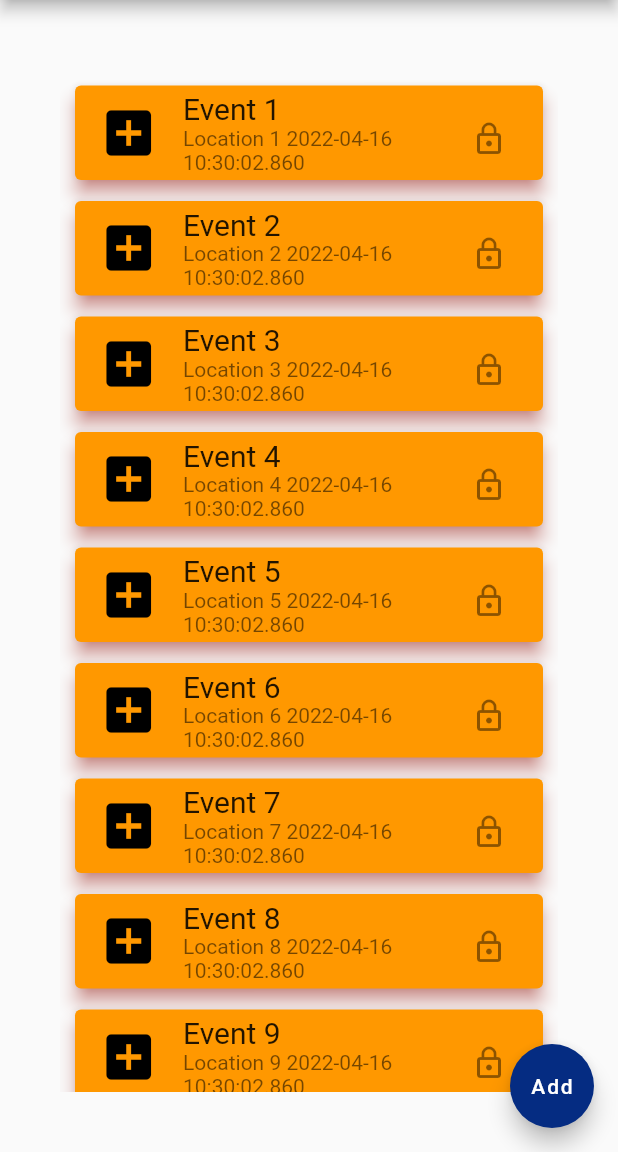
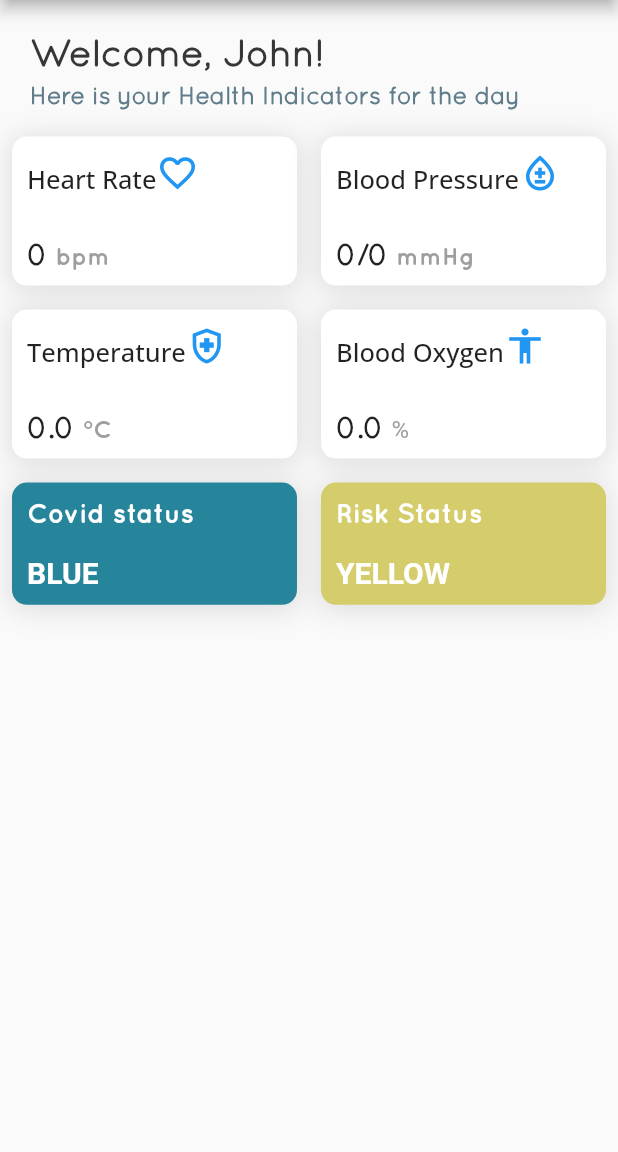
Before and after one commit to loopypoop/safespace-mobile, a Flutter app: the HomePage screen opened directly, in the side drawer, after a tap on "Home page", on a phone screen of 412 x 824 dp, the part 84-1236 px from its top. Run offline on Flutter 3.47's test engine with Material 2 defaults, Android fonts, the phone set to English and light mode, and no system bars; our stand-ins replace shared_preferences; missing offline and left inert: jwt_decode; accounts and stored records are empty.

Commit message:
home page and fonts

```diff
--- /dev/null
+++ b/lib/components/CardWidget.dart
@@ -0,0 +1,65 @@
+import 'package:flutter/material.dart';
+
+class CardWidget extends StatelessWidget {
+  @override
+  Widget build(BuildContext context) {
+    return Container(
+      height: MediaQuery.of(context).size.height * 0.23,
+      child: Column(
+        children: <Widget>[
+          Flexible(
+            child: Row(
+              children: <Widget>[
+                _buildCardWidget('Covid status', 'BLUE', Color(0xff26859b), Icons.favorite,),
+                _buildCardWidget('Risk Status', 'YELLOW', Color(0xffd5cc6c), Icons.favorite,),
+              ],
+            ),
+          ),
+        ],
+      ),
+    );
+  }
+
+  Expanded _buildCardWidget(String title, String count, Color color, IconData iconData) {
+    return Expanded(
+      child: Container(
+        margin: const EdgeInsets.fromLTRB(8.0, 8.0, 8.0, 100.0),
+        padding: const EdgeInsets.all(10.0),
+        decoration: BoxDecoration(
+          color: color,
+          borderRadius: BorderRadius.circular(10.0),
+          boxShadow: [
+            BoxShadow(
+              color: Colors.grey.withOpacity(0.3),
+              spreadRadius: 2,
+              blurRadius: 15,
+              offset: Offset(0, 2), // changes position of shadow
+            ),
+          ],
+        ),
+        child: Column(
+          crossAxisAlignment: CrossAxisAlignment.start,
+          mainAxisAlignment: MainAxisAlignment.spaceBetween,
+          children: <Widget>[
+            Text(
+              title,
+              style: const TextStyle(
+                  fontFamily: 'QuickSand Bold',
+                  color: Colors.white,
+                  fontSize: 18.0
+              ),
+            ),
+            Text(
+              count,
+              style: const TextStyle(
+                color: Colors.white,
+                fontSize: 20.0,
+                fontWeight: FontWeight.bold,
+              ),
+            ),
+          ],
+        ),
+      ),
+    );
+  }
+}
--- /dev/null
+++ b/lib/components/StatsGrid.dart
@@ -0,0 +1,174 @@
+import 'package:flutter/material.dart';
+import 'package:flutter_auth/model/Indicator.dart';
+import 'package:flutter_auth/model/UserDetail.dart';
+import 'package:flutter_auth/provider/storage/storage_provider.dart';
+import 'package:flutter_auth/provider/user_provider/user_provider.dart';
+
+class StatsGrid extends StatefulWidget {
+  const StatsGrid({Key? key}) : super(key: key);
+
+  @override
+  _StatsGridState createState() => _StatsGridState();
+}
+
+class _StatsGridState extends State<StatsGrid> {
+  final GlobalKey<ScaffoldState> _scaffoldKey = new GlobalKey<ScaffoldState>();
+
+  Indicator indicator = Indicator(
+      id: 0,
+      userId: 0,
+      temperature: 0,
+      heartRate: 0,
+      upperBloodPressure: 0,
+      lowerBloodPressure: 0,
+      bloodOxygen: 0,
+      checkTime: 1234,
+      isLast: true);
+
+  @override
+  void initState() {
+    StorageProvider().getUserId().then((userId) {
+      if (userId != null) {
+        UserProvider().getUserLastIndicator(userId).then((value) {
+          if (value == null) {
+            StorageProvider().logOut(context);
+          } else {
+            print(value.id);
+            indicator = value;
+          }
+        });
+      }
+    });
+
+    super.initState();
+  }
+
+  @override
+  Widget build(BuildContext context) {
+    return Container(
+      height: MediaQuery.of(context).size.height * 0.28,
+      child: Column(
+        children: <Widget>[
+          Flexible(
+            child: Row(
+              children: <Widget>[
+                _buildStatCard(
+                  'Heart Rate',
+                  indicator.heartRate.toString(),
+                  ' bpm',
+                  Color(0xff50508f),
+                  const Icon(
+                    Icons.favorite_border,
+                    size: 28.0,
+                    color: Colors.blue,
+                  ),
+                ),
+                _buildStatCard(
+                  'Blood Pressure',
+                  indicator.upperBloodPressure.toString() +
+                      '/' +
+                      indicator.lowerBloodPressure.toString(),
+                  ' mmHg',
+                  Color(0xff74b455),
+                  const Icon(
+                    Icons.bloodtype_outlined,
+                    size: 28.0,
+                    color: Colors.blue,
+                  ),
+                ),
+              ],
+            ),
+          ),
+          Flexible(
+            child: Row(
+              children: <Widget>[
+                _buildStatCard(
+                  'Temperature',
+                  indicator.temperature.toString(),
+                  ' °C',
+                  Color(0xffb23841),
+                  const Icon(
+                    Icons.health_and_safety_outlined,
+                    size: 28.0,
+                    color: Colors.blue,
+                  ),
+                ),
+                _buildStatCard(
+                  'Blood Oxygen',
+                  indicator.bloodOxygen.toString(),
+                  ' %',
+                  Color(0xffdcda7c),
+                  const Icon(
+                    Icons.accessibility_outlined,
+                    size: 28.0,
+                    color: Colors.blue,
+                  ),
+                )
+              ],
+            ),
+          ),
+        ],
+      ),
+    );
+  }
+
+  Expanded _buildStatCard(String title, String count, String value, Color color,
+      Icon iconData) {
+    return Expanded(
+      child: Container(
+        margin: const EdgeInsets.fromLTRB(8.0, 8.0, 8.0, 8.0),
+        padding: const EdgeInsets.all(10.0),
+        decoration: BoxDecoration(
+          color: Colors.white,
+          borderRadius: BorderRadius.circular(10.0),
+          boxShadow: [
+            BoxShadow(
+              color: Colors.grey.withOpacity(0.3),
+              spreadRadius: 2,
+              blurRadius: 15,
+              offset: Offset(0, 2), // changes position of shadow
+            ),
+          ],
+        ),
+        child: Column(
+          mainAxisAlignment: MainAxisAlignment.spaceBetween,
+          crossAxisAlignment: CrossAxisAlignment.start,
+          children: <Widget>[
+            Text.rich(
+              TextSpan(
+                children: [
+                  TextSpan(
+                    text: title,
+                    style: const TextStyle(
+                        fontFamily: 'Open Sans',
+                        color: Colors.black87,
+                        fontSize: 17.0),
+                  ),
+                   WidgetSpan(
+                    child: Container(
+                      child: iconData,
+                    ),
+                  ),
+                ],
+              ),
+            ),
+            RichText(
+              text: TextSpan(
+                children: <TextSpan>[
+                  TextSpan(
+                      text: count,
+                      style:
+                          const TextStyle(fontFamily: 'QuickSand', color: Colors.black87,fontWeight: FontWeight.bold, fontSize: 20.0)),
+                  TextSpan(
+                      text: value,
+                      style:
+                          const TextStyle(fontFamily: 'QuickSand Bold', color: Colors.grey, fontSize: 16.0)),
+                ],
+              ),
+            )
+          ],
+        ),
+      ),
+    );
+  }
+}
--- /dev/null
+++ b/lib/model/CardModel.dart
@@ -0,0 +1,10 @@
+import 'package:flutter/material.dart';
+
+class CardModel {
+  String label;
+  Color color;
+  String value;
+  Icon iconData;
+
+  CardModel({required this.label, required this.color, required this.value, required this.iconData});
+}
--- /dev/null
+++ b/lib/model/Indicator.dart
@@ -0,0 +1,35 @@
+class Indicator {
+  int id;
+  int userId;
+  double temperature;
+  int heartRate;
+  int upperBloodPressure;
+  int lowerBloodPressure;
+  double bloodOxygen;
+  int checkTime;
+  bool isLast;
+
+  Indicator(
+      {required this.id,
+      required this.userId,
+      required this.temperature,
+      required this.heartRate,
+      required this.upperBloodPressure,
+      required this.lowerBloodPressure,
+      required this.bloodOxygen,
+      required this.checkTime,
+      required this.isLast});
+
+  factory Indicator.fromJson(Map<String, dynamic> json) {
+    return Indicator(
+        id: json['id'],
+        userId: json['userId'],
+        temperature: json['temperature'],
+        heartRate: json['heartRate'],
+        upperBloodPressure: json['upperBloodPressure'],
+        lowerBloodPressure: json['lowerBloodPressure'],
+        bloodOxygen: json['bloodOxygen'],
+        checkTime: json['checkTime'],
+        isLast: json['isLast']);
+  }
+}
--- a/lib/provider/user_provider/user_provider.dart
+++ b/lib/provider/user_provider/user_provider.dart
@@ -3,6 +3,7 @@ import 'dart:convert';
 import 'dart:io';
 
 import 'package:flutter/material.dart';
+import 'package:flutter_auth/model/Indicator.dart';
 import 'package:flutter_auth/model/UserDetail.dart';
 import 'package:flutter_auth/utils/routers.dart';
 import 'package:http/http.dart' as http;
@@ -40,6 +41,36 @@ class UserProvider extends ChangeNotifier {
     });
   }
 
+  Future<Indicator?> getUserLastIndicator(String userId) async {
+    return StorageProvider().getToken().then((token) async {
+      if (token == '') {
+        PageNavigator().nextPageOnly(page: const LoginPage());
+        return null;
+      } else {
+        final response = await http.get(
+            Uri.parse("$requestBaseUrl/business/indicator/user/last/$userId"),
+            headers: <String, String>{
+              'Content-Type': 'application/json; charset=UTF-8',
+              'Authorization': 'Bearer $token'
+            });
+
+        if (response.statusCode == 200 || response.statusCode == 201) {
+          print(response.body);
+          Indicator indicator = Indicator.fromJson(jsonDecode(response.body));
+          return indicator;
+        } else if (response.statusCode == 401) {
+          print('Unauthorized!!!');
+
+          return null;
+        } else {
+          // If the server did not return a 201 CREATED response,
+          // then throw an exception.
+          throw Exception('Failed to create album.');
+        }
+      }
+    });
+  }
+
   Future<UserDetail?> getUser(String userId) async {
     return StorageProvider().getToken().then((token) async {
       if (token == '') {
@@ -56,8 +87,8 @@ class UserProvider extends ChangeNotifier {
         if (response.statusCode == 200 || response.statusCode == 201) {
           // If the server did return a 201 CREATED response,
           // then parse the JSON.
+          print(response.body);
           UserDetail user = UserDetail.fromJson(jsonDecode(response.body));
-          print(user.firstName);
           return user;
         } else if (response.statusCode == 401) {
           print('Unauthorized!!!');
--- a/lib/screens/pages/home_page.dart
+++ b/lib/screens/pages/home_page.dart
@@ -1,58 +1,13 @@
-
 import 'package:flutter/material.dart';
+import 'package:flutter_auth/components/CardWidget.dart';
+import 'package:flutter_auth/components/StatsGrid.dart';
 import 'package:flutter_auth/components/sidebar.dart';
 import 'package:flutter_auth/styles/colors.dart';
 
-import '../../components/event_card.dart';
 import '../../model/Button.dart';
-import '../../model/Event.dart';
 import '../../shared/custom_icons.dart';
 
-
 class HomePage extends StatelessWidget {
-
-  List<Event> events = [
-    Event(
-        name: "Event 1",
-        location: "Location 1",
-        startDateTime: DateTime.now()),
-    Event(
-        name: "Event 2",
-        location: "Location 2",
-        startDateTime: DateTime.now()),
-    Event(
-        name: "Event 3",
-        location: "Location 3",
-        startDateTime: DateTime.now()),
-    Event(
-        name: "Event 4",
-        location: "Location 4",
-        startDateTime: DateTime.now()),
-    Event(
-        name: "Event 5",
-        location: "Location 5",
-        startDateTime: DateTime.now()),
-    Event(
-        name: "Event 6",
-        location: "Location 6",
-        startDateTime: DateTime.now()),
-    Event(
-        name: "Event 7",
-        location: "Location 7",
-        startDateTime: DateTime.now()),
-    Event(
-        name: "Event 8",
-        location: "Location 8",
-        startDateTime: DateTime.now()),
-    Event(
-        name: "Event 9",
-        location: "Location 9",
-        startDateTime: DateTime.now()),
-    Event(
-        name: "Event 10",
-        location: "Location 10",
-        startDateTime: DateTime.now()),
-  ];
   List<Button> icons = [
     Button(name: "Add", iconData: CustomIcons.add_box),
     Button(
@@ -78,29 +33,41 @@ class HomePage extends StatelessWidget {
           centerTitle: true,
           backgroundColor: primaryColor,
         ),
-      body: Container(
-          alignment: Alignment.topCenter,
-          padding: EdgeInsets.all(40),
-          child:
-          /* Wrap(spacing: 50, runSpacing: 40, children: [ */
-          ListView.builder(
-            // separatorBuilder: (context, index) => Divider(color: Colors.black, thickness: 2),
-            padding: const EdgeInsets.all(10),
-            physics: const BouncingScrollPhysics(),
-            itemCount: events.length,
+        body: Column(
+          crossAxisAlignment: CrossAxisAlignment.start,
+          mainAxisAlignment: MainAxisAlignment.start,
+          children: [
+            Container(
+              margin: EdgeInsets.only(top: 20, left: 20),
+              child: const Text(
+                "Welcome, John!",
+                style: TextStyle(
+                  color: Color(0xff363636),
+                  fontSize: 25,
+                  fontWeight: FontWeight.bold,
+                  fontFamily: 'QuickSand',
+                ),
+              ),
+            ),
+            Container(
+              margin: EdgeInsets.only(top: 5, left: 20, bottom: 10),
+              child: const Text(
+                "Here is your Health Indicators for the day",
+                style: TextStyle(
+                  color: Colors.blueGrey,
+                  fontSize: 16,
+                  fontWeight: FontWeight.bold,
+                  fontFamily: 'QuickSand',
+                ),
+              ),
+            ),
+            StatsGrid(),
+            CardWidget()
+          ],
+        ));
 
-            itemBuilder: (_, i) => EventCard(event: events[i]),
-          )
-        // ]),
-      ),
-      floatingActionButton: const FloatingActionButton(
-        onPressed: null,
-        child: Text("Add"),
-      ),
-    );
   }
 }
-
 
 // Container(
 // child: IconButton(
```
Also changed, not shown: pubspec.yaml (+12 -0 lines), assets/fonts/OpenSans-Medium.ttf (added), assets/fonts/Quicksand-Bold.otf (added), assets/fonts/Quicksand-Light.otf (added), assets/fonts/Quicksand-Regular.otf (added). Lines whose indentation alone changed are shown as unchanged.
